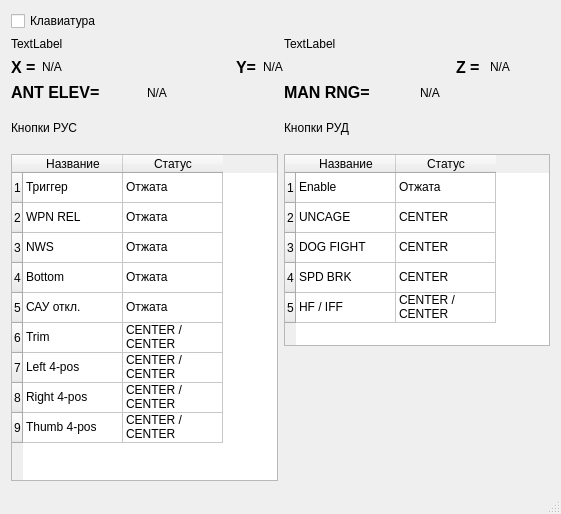
Old version of the form mainwindow.ui in the repository FedorGurin/WidgetJoy.
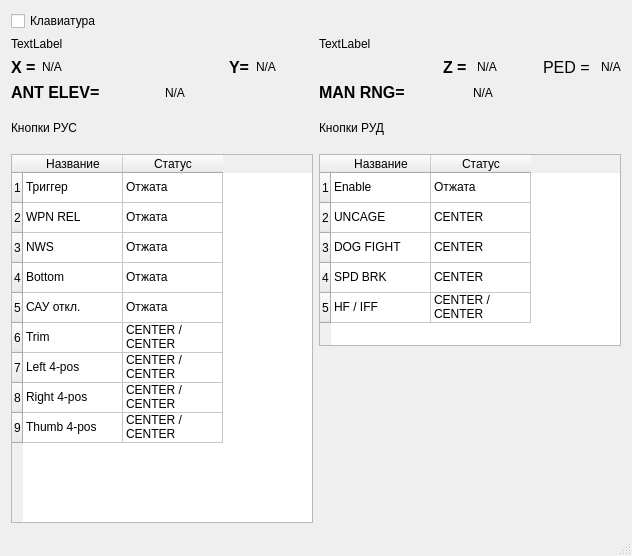
New version of the form.

```diff
--- a/mainwindow.ui
+++ b/mainwindow.ui
@@ -6,8 +6,8 @@
    <rect>
     <x>0</x>
     <y>0</y>
-    <width>561</width>
-    <height>514</height>
+    <width>632</width>
+    <height>556</height>
    </rect>
   </property>
   <property name="windowTitle">
@@ -181,6 +181,25 @@
           </property>
          </widget>
         </item>
+        <item>
+         <widget class="QLabel" name="ped_label">
+          <property name="font">
+           <font>
+            <pointsize>12</pointsize>
+           </font>
+          </property>
+          <property name="text">
+           <string>PED = </string>
+          </property>
+         </widget>
+        </item>
+        <item>
+         <widget class="QLabel" name="ped_value">
+          <property name="text">
+           <string>N/A</string>
+          </property>
+         </widget>
+        </item>
        </layout>
       </item>
       <item>
```
Left out of the diff: 4 changed lines with no effect on the pictures.
